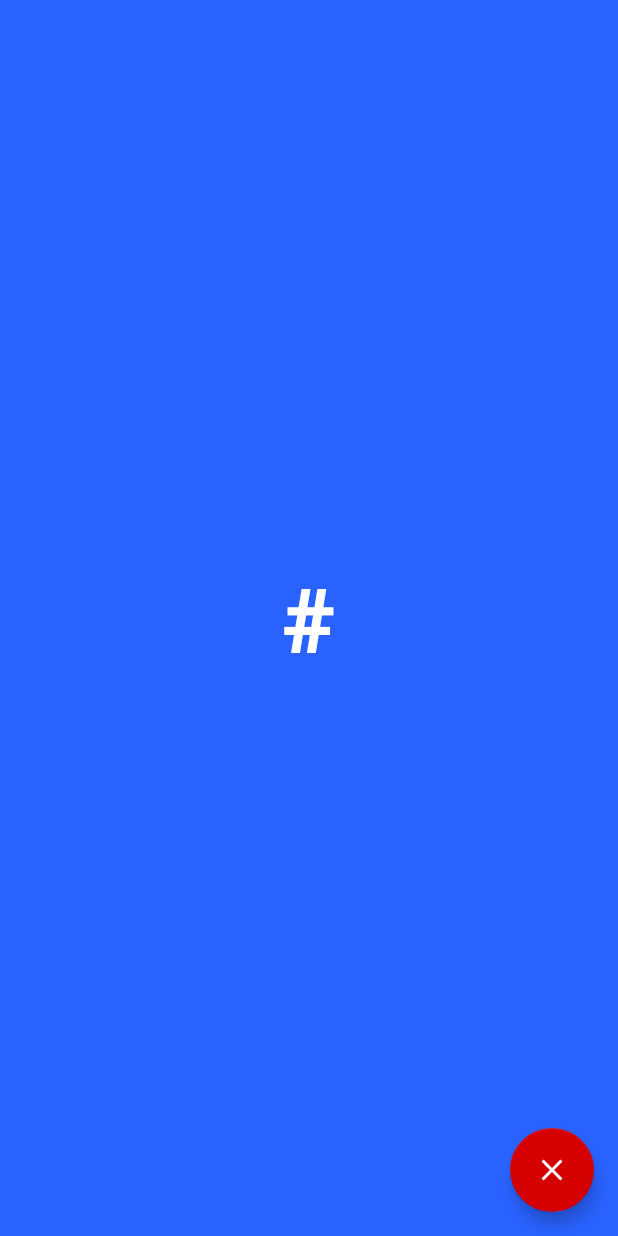
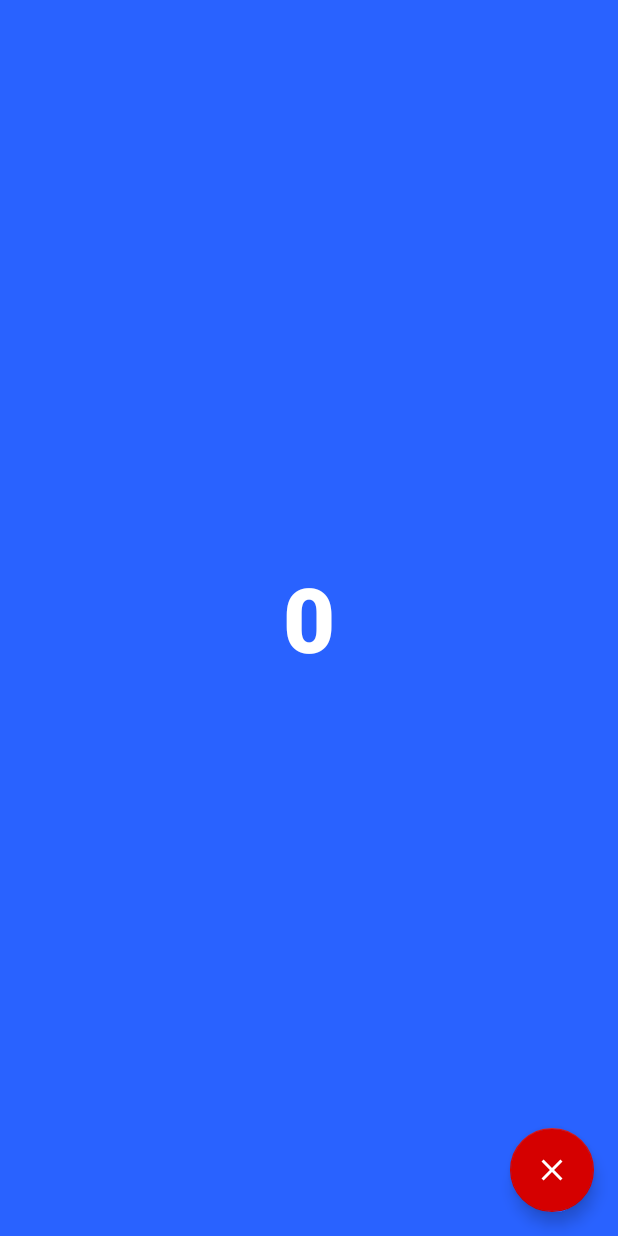
Before and after one commit to rllyy97/TapCounter, an Android app: the screen it shows after launch (MainActivity), on a phone screen of 412 x 824 dp. Run offline under Robolectric (Android 15) with nearby library versions, the phone set to English and light mode, and no system bars.

Commit message:
Added functionality

```diff
--- a/app/src/main/java/com/onthewifi/riley/tapcounter/MainActivity.kt
+++ b/app/src/main/java/com/onthewifi/riley/tapcounter/MainActivity.kt
@@ -2,11 +2,31 @@ package com.onthewifi.riley.tapcounter
 
 import android.support.v7.app.AppCompatActivity
 import android.os.Bundle
+import android.support.design.widget.FloatingActionButton
+import android.widget.Button
 
 class MainActivity : AppCompatActivity() {
 
     override fun onCreate(savedInstanceState: Bundle?) {
         super.onCreate(savedInstanceState)
         setContentView(R.layout.activity_main)
+
+        var count = 0
+        val countButton: Button = findViewById(R.id.countButton)
+        val clearButton: FloatingActionButton = findViewById(R.id.clearButton)
+
+        countButton.text = 0.toString()
+
+        countButton.setOnClickListener {
+            count++
+            countButton.text = count.toString()
+        }
+
+        clearButton.setOnClickListener {
+            count = 0
+            countButton.text = count.toString()
+        }
     }
+
+
 }
--- a/app/src/main/res/layout/activity_main.xml
+++ b/app/src/main/res/layout/activity_main.xml
@@ -8,11 +8,11 @@
     tools:context=".MainActivity">
 
     <Button
-        android:id="@+id/button"
+        android:id="@+id/countButton"
         android:layout_width="0dp"
         android:layout_height="0dp"
         android:background="@android:color/transparent"
-        android:text="#"
+        android:text="@string/placeholder"
         android:textAlignment="center"
         android:textColor="@color/white"
         android:textSize="60sp"
@@ -23,7 +23,7 @@
         app:layout_constraintTop_toTopOf="parent" />
 
     <android.support.design.widget.FloatingActionButton
-        android:id="@+id/floatingActionButton"
+        android:id="@+id/clearButton"
         android:layout_width="wrap_content"
         android:layout_height="wrap_content"
         android:layout_marginBottom="16dp"
@@ -31,6 +31,7 @@
         android:clickable="true"
         app:layout_constraintBottom_toBottomOf="parent"
         app:layout_constraintEnd_toEndOf="parent"
-        app:srcCompat="@drawable/ic_clear_black_24dp" />
+        app:srcCompat="@drawable/ic_clear_black_24dp"
+        android:focusable="true" />
 
 </android.support.constraint.ConstraintLayout>
--- a/app/src/main/res/values/colors.xml
+++ b/app/src/main/res/values/colors.xml
@@ -1,5 +1,6 @@
 <?xml version="1.0" encoding="utf-8"?>
 <resources>
+
     <!-- Main -->
     <color name="colorPrimary">#2962ff</color>
     <color name="colorPrimaryDark">#0039cb</color>
--- a/app/src/main/res/values/strings.xml
+++ b/app/src/main/res/values/strings.xml
@@ -1,3 +1,4 @@
 <resources>
     <string name="app_name">TapCounter</string>
+    <string name="placeholder">#</string>
 </resources>
--- a/app/src/main/res/values/styles.xml
+++ b/app/src/main/res/values/styles.xml
@@ -1,8 +1,7 @@
 <resources>
 
-    <!-- Base application theme. -->
+    <!-- Base application theme -->
     <style name="AppTheme" parent="Theme.AppCompat.Light.DarkActionBar">
-        <!-- Customize your theme here. -->
         <item name="colorPrimary">@color/colorPrimary</item>
         <item name="colorPrimaryDark">@color/colorPrimaryDark</item>
         <item name="colorAccent">@color/colorAccent</item>
```
